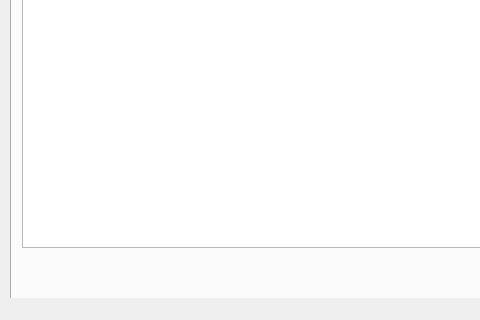
The window that mainwindow.ui (alexeypertcev/ksu-ivt-nagruzka) describes before a commit, drawn with Qt 5; both pictures show x 0 to 480 and y 95 to 415 of the 713 by 415 pixel window.
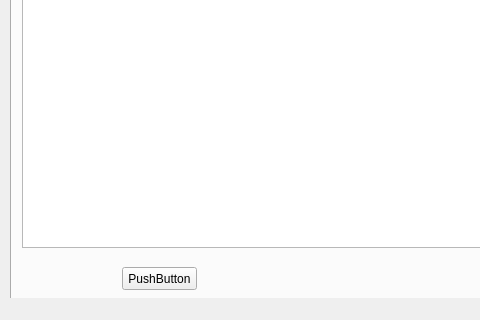
The same window after the commit.

What changed in the file:
```diff
--- a/mainwindow.ui
+++ b/mainwindow.ui
@@ -116,6 +116,19 @@
        <string>добавить</string>
       </property>
      </widget>
+     <widget class="QPushButton" name="pushButton">
+      <property name="geometry">
+       <rect>
+        <x>110</x>
+        <y>300</y>
+        <width>75</width>
+        <height>23</height>
+       </rect>
+      </property>
+      <property name="text">
+       <string>PushButton</string>
+      </property>
+     </widget>
     </widget>
     <widget class="QWidget" name="tab_2">
      <attribute name="title">
```
Left out of the diff: 2 changed lines with no effect on the pictures.
